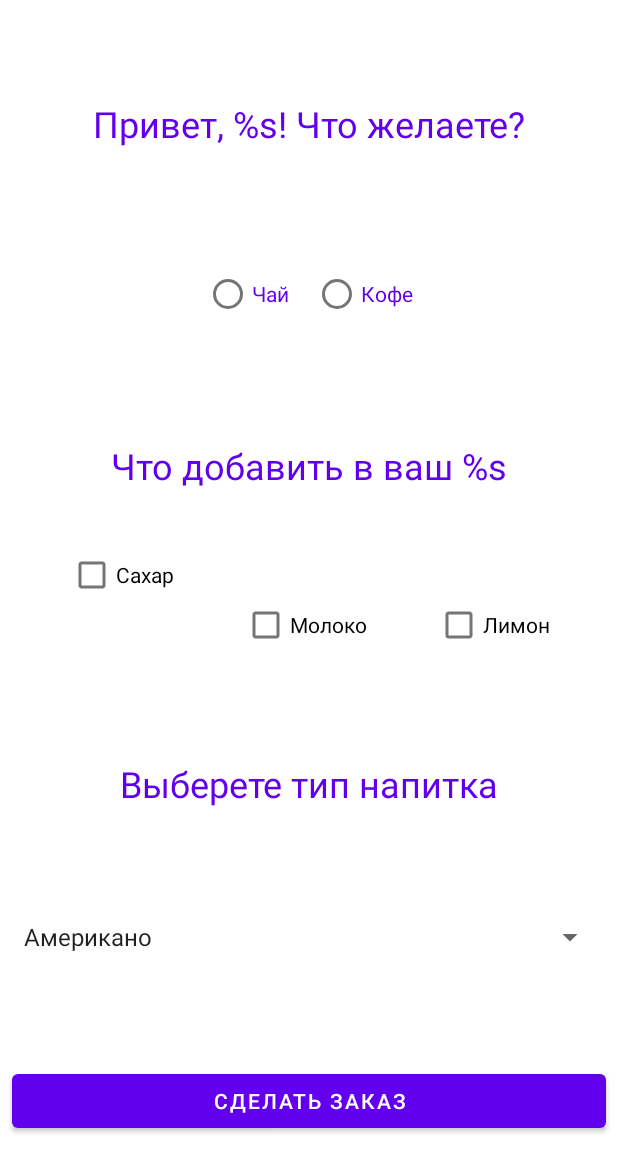
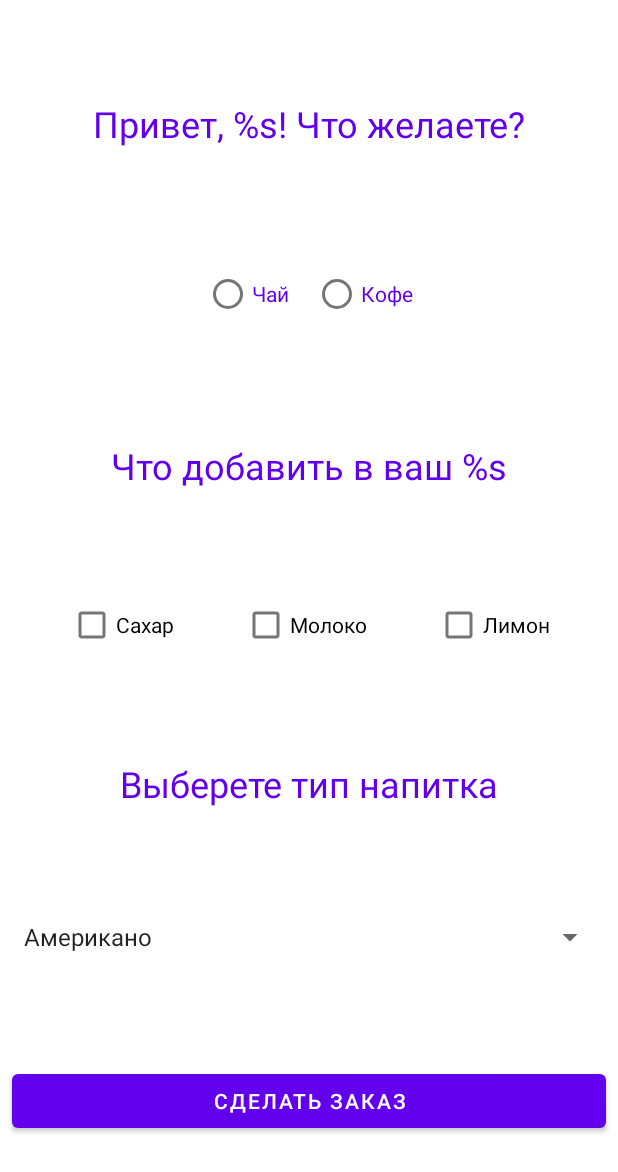
Before and after one commit to LordGum/CafeApp, an Android app: the layout activity_make_order.xml on its own in the app's theme, with its tools: preview values and no code run, on a phone screen of 412 x 824 dp. Shown: the top 1172 px of the screen. Run offline under Robolectric (Android 15) with nearby library versions, the phone set to English and light mode, and no system bars.

Commit message:
коммит

```diff
--- a/app/src/main/res/layout/activity_make_order.xml
+++ b/app/src/main/res/layout/activity_make_order.xml
@@ -71,10 +71,10 @@
         android:layout_width="wrap_content"
         android:layout_height="wrap_content"
         android:text="@string/sugar"
-        app:layout_constraintBottom_toBottomOf="@+id/checkbox_milk"
         app:layout_constraintEnd_toStartOf="@+id/checkbox_milk"
         app:layout_constraintStart_toStartOf="parent"
-        app:layout_constraintTop_toBottomOf="@id/textViewAddictives" />
+        app:layout_constraintTop_toBottomOf="@id/textViewAddictives"
+        app:layout_constraintTop_toTopOf="@+id/checkbox_milk"/>
 
     <CheckBox
         android:id="@+id/checkbox_milk"
```
